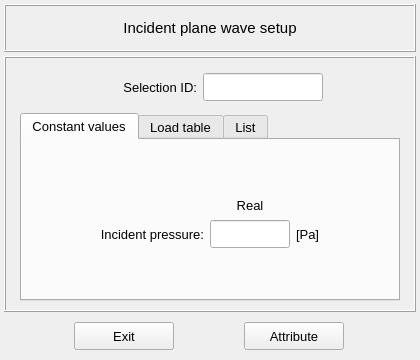
MOPT-UFSC/VIBRA, file vibra/interface/data/ui_files/model/setup/acoustic/incident_plane_wave_inputs.ui: the form before one commit.
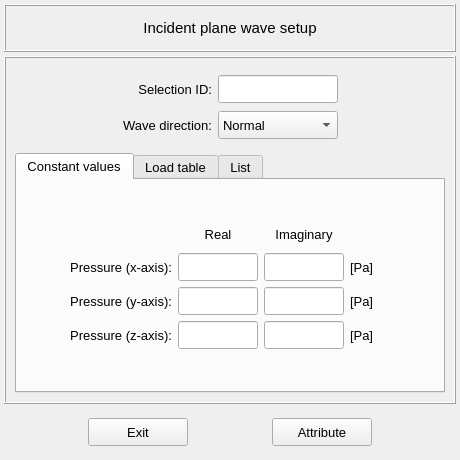
The form after the commit. Icons and pictures are not drawn.

Commit message: Implement the incident plane wave acoustic excitation

```diff
--- a/vibra/interface/data/ui_files/model/setup/acoustic/incident_plane_wave_inputs.ui
+++ b/vibra/interface/data/ui_files/model/setup/acoustic/incident_plane_wave_inputs.ui
@@ -9,8 +9,8 @@
    <rect>
     <x>0</x>
     <y>0</y>
-    <width>420</width>
-    <height>360</height>
+    <width>460</width>
+    <height>460</height>
    </rect>
   </property>
   <property name="sizePolicy">
@@ -27,8 +27,8 @@
   </property>
   <property name="maximumSize">
    <size>
-    <width>420</width>
-    <height>360</height>
+    <width>460</width>
+    <height>460</height>
    </size>
   </property>
   <property name="font">
@@ -73,7 +73,7 @@
      </property>
      <property name="maximumSize">
       <size>
-       <width>420</width>
+       <width>16777215</width>
        <height>480</height>
       </size>
      </property>
@@ -84,147 +84,18 @@
       <enum>QFrame::Raised</enum>
      </property>
      <layout class="QGridLayout" name="gridLayout_4">
-      <item row="0" column="0">
-       <widget class="QFrame" name="frame_4">
-        <property name="minimumSize">
-         <size>
-          <width>360</width>
-          <height>40</height>
-         </size>
-        </property>
-        <property name="maximumSize">
-         <size>
-          <width>380</width>
-          <height>40</height>
-         </size>
-        </property>
-        <property name="frameShape">
-         <enum>QFrame::NoFrame</enum>
-        </property>
-        <property name="frameShadow">
-         <enum>QFrame::Raised</enum>
-        </property>
-        <layout class="QGridLayout" name="gridLayout_5">
-         <property name="leftMargin">
-          <number>2</number>
-         </property>
-         <property name="topMargin">
-          <number>2</number>
-         </property>
-         <property name="rightMargin">
-          <number>2</number>
-         </property>
-         <property name="bottomMargin">
-          <number>2</number>
-         </property>
-         <property name="horizontalSpacing">
-          <number>6</number>
-         </property>
-         <property name="verticalSpacing">
-          <number>2</number>
-         </property>
-         <item row="0" column="1">
-          <widget class="QLabel" name="label_2">
-           <property name="minimumSize">
-            <size>
-             <width>100</width>
-             <height>28</height>
-            </size>
-           </property>
-           <property name="maximumSize">
-            <size>
-             <width>100</width>
-             <height>28</height>
-            </size>
-           </property>
-           <property name="font">
-            <font>
-             <pointsize>10</pointsize>
-            </font>
-           </property>
-           <property name="text">
-            <string>Selection ID:</string>
-           </property>
-           <property name="alignment">
-            <set>Qt::AlignRight|Qt::AlignTrailing|Qt::AlignVCenter</set>
-           </property>
-          </widget>
-         </item>
-         <item row="0" column="2">
-          <widget class="QLineEdit" name="lineEdit_selection_id">
-           <property name="minimumSize">
-            <size>
-             <width>120</width>
-             <height>28</height>
-            </size>
-           </property>
-           <property name="maximumSize">
-            <size>
-             <width>120</width>
-             <height>28</height>
-            </size>
-           </property>
-           <property name="font">
-            <font>
-             <family>MS Shell Dlg 2</family>
-             <pointsize>10</pointsize>
-             <weight>50</weight>
-             <italic>false</italic>
-             <bold>false</bold>
-            </font>
-           </property>
-           <property name="focusPolicy">
-            <enum>Qt::ClickFocus</enum>
-           </property>
-           <property name="styleSheet">
-            <string notr="true"/>
-           </property>
-           <property name="alignment">
-            <set>Qt::AlignCenter</set>
-           </property>
-          </widget>
-         </item>
-         <item row="0" column="3">
-          <spacer name="horizontalSpacer">
-           <property name="orientation">
-            <enum>Qt::Horizontal</enum>
-           </property>
-           <property name="sizeHint" stdset="0">
-            <size>
-             <width>40</width>
-             <height>20</height>
-            </size>
-           </property>
-          </spacer>
-         </item>
-         <item row="0" column="0">
-          <spacer name="horizontalSpacer_2">
-           <property name="orientation">
-            <enum>Qt::Horizontal</enum>
-           </property>
-           <property name="sizeHint" stdset="0">
-            <size>
-             <width>40</width>
-             <height>20</height>
-            </size>
-           </property>
-          </spacer>
-         </item>
-        </layout>
-       </widget>
-      </item>
-      <item row="1" column="0">
+      <item row="2" column="0">
        <widget class="QTabWidget" name="tabWidget_main">
         <property name="minimumSize">
          <size>
           <width>360</width>
-          <height>0</height>
+          <height>240</height>
          </size>
         </property>
         <property name="maximumSize">
          <size>
-          <width>380</width>
-          <height>16777215</height>
+          <width>16777215</width>
+          <height>240</height>
          </size>
         </property>
         <property name="font">
@@ -265,8 +136,8 @@
             </property>
             <property name="maximumSize">
              <size>
-              <width>400</width>
-              <height>160</height>
+              <width>16777215</width>
+              <height>240</height>
              </size>
             </property>
             <property name="font">
@@ -293,118 +164,14 @@
              <property name="bottomMargin">
               <number>0</number>
              </property>
-             <property name="horizontalSpacing">
+             <property name="spacing">
               <number>6</number>
              </property>
-             <property name="verticalSpacing">
-              <number>2</number>
-             </property>
-             <item row="3" column="2">
-              <spacer name="verticalSpacer_2">
-               <property name="orientation">
-                <enum>Qt::Vertical</enum>
-               </property>
-               <property name="sizeHint" stdset="0">
-                <size>
-                 <width>20</width>
-                 <height>40</height>
-                </size>
-               </property>
-              </spacer>
-             </item>
-             <item row="0" column="2">
-              <spacer name="verticalSpacer">
-               <property name="orientation">
-                <enum>Qt::Vertical</enum>
-               </property>
-               <property name="sizeHint" stdset="0">
-                <size>
-                 <width>20</width>
-                 <height>40</height>
-                </size>
-               </property>
-              </spacer>
-             </item>
-             <item row="2" column="1">
-              <widget class="QLabel" name="label_18">
-               <property name="minimumSize">
-                <size>
-                 <width>140</width>
-                 <height>28</height>
-                </size>
-               </property>
-               <property name="maximumSize">
-                <size>
-                 <width>140</width>
-                 <height>28</height>
-                </size>
-               </property>
-               <property name="font">
-                <font>
-                 <family>MS Shell Dlg 2</family>
-                 <pointsize>10</pointsize>
-                 <weight>50</weight>
-                 <italic>false</italic>
-                 <bold>false</bold>
-                </font>
-               </property>
-               <property name="text">
-                <string>Incident pressure:</string>
-               </property>
-               <property name="alignment">
-                <set>Qt::AlignRight|Qt::AlignTrailing|Qt::AlignVCenter</set>
-               </property>
-              </widget>
-             </item>
-             <item row="2" column="2">
-              <widget class="QLineEdit" name="lineEdit_real_value">
-               <property name="minimumSize">
-                <size>
-                 <width>80</width>
-                 <height>28</height>
-                </size>
-               </property>
-               <property name="maximumSize">
-                <size>
-                 <width>80</width>
-                 <height>28</height>
-                </size>
-               </property>
-               <property name="font">
-                <font>
-                 <family>MS Shell Dlg 2</family>
-                 <pointsize>10</pointsize>
-                 <weight>50</weight>
-                 <italic>false</italic>
-                 <bold>false</bold>
-                </font>
-               </property>
-               <property name="styleSheet">
-                <string notr="true"/>
-               </property>
-               <property name="alignment">
-                <set>Qt::AlignCenter</set>
-               </property>
-              </widget>
-             </item>
-             <item row="2" column="0">
-              <spacer name="horizontalSpacer_3">
-               <property name="orientation">
-                <enum>Qt::Horizontal</enum>
-               </property>
-               <property name="sizeHint" stdset="0">
-                <size>
-                 <width>40</width>
-                 <height>20</height>
-                </size>
-               </property>
-              </spacer>
-             </item>
-             <item row="2" column="3">
+             <item row="3" column="4">
               <widget class="QLabel" name="label_21">
                <property name="minimumSize">
                 <size>
-                 <width>60</width>
+                 <width>40</width>
                  <height>28</height>
                 </size>
                </property>
@@ -431,7 +198,7 @@
                </property>
               </widget>
              </item>
-             <item row="1" column="2">
+             <item row="2" column="2">
               <widget class="QLabel" name="label_4">
                <property name="minimumSize">
                 <size>
@@ -462,7 +229,7 @@
                </property>
               </widget>
              </item>
-             <item row="2" column="4">
+             <item row="3" column="5">
               <spacer name="horizontalSpacer_4">
                <property name="orientation">
                 <enum>Qt::Horizontal</enum>
@@ -475,6 +242,417 @@
                </property>
               </spacer>
              </item>
+             <item row="3" column="2">
+              <widget class="QLineEdit" name="lineEdit_real_value_x">
+               <property name="minimumSize">
+                <size>
+                 <width>80</width>
+                 <height>28</height>
+                </size>
+               </property>
+               <property name="maximumSize">
+                <size>
+                 <width>80</width>
+                 <height>28</height>
+                </size>
+               </property>
+               <property name="font">
+                <font>
+                 <family>MS Shell Dlg 2</family>
+                 <pointsize>10</pointsize>
+                 <weight>50</weight>
+                 <italic>false</italic>
+                 <bold>false</bold>
+                </font>
+               </property>
+               <property name="styleSheet">
+                <string notr="true"/>
+               </property>
+               <property name="alignment">
+                <set>Qt::AlignCenter</set>
+               </property>
+              </widget>
+             </item>
+             <item row="3" column="0">
+              <spacer name="horizontalSpacer_3">
+               <property name="orientation">
+                <enum>Qt::Horizontal</enum>
+               </property>
+               <property name="sizeHint" stdset="0">
+                <size>
+                 <width>40</width>
+                 <height>20</height>
+                </size>
+               </property>
+              </spacer>
+             </item>
+             <item row="0" column="2">
+              <spacer name="verticalSpacer">
+               <property name="orientation">
+                <enum>Qt::Vertical</enum>
+               </property>
+               <property name="sizeHint" stdset="0">
+                <size>
+                 <width>20</width>
+                 <height>40</height>
+                </size>
+               </property>
+              </spacer>
+             </item>
+             <item row="6" column="2">
+              <spacer name="verticalSpacer_2">
+               <property name="orientation">
+                <enum>Qt::Vertical</enum>
+               </property>
+               <property name="sizeHint" stdset="0">
+                <size>
+                 <width>20</width>
+                 <height>40</height>
+                </size>
+               </property>
+              </spacer>
+             </item>
+             <item row="3" column="1">
+              <widget class="QLabel" name="label_component_x">
+               <property name="minimumSize">
+                <size>
+                 <width>100</width>
+                 <height>28</height>
+                </size>
+               </property>
+               <property name="maximumSize">
+                <size>
+                 <width>140</width>
+                 <height>28</height>
+                </size>
+               </property>
+               <property name="font">
+                <font>
+                 <family>MS Shell Dlg 2</family>
+                 <pointsize>10</pointsize>
+                 <weight>50</weight>
+                 <italic>false</italic>
+                 <bold>false</bold>
+                </font>
+               </property>
+               <property name="text">
+                <string>Pressure (x-axis):</string>
+               </property>
+               <property name="alignment">
+                <set>Qt::AlignRight|Qt::AlignTrailing|Qt::AlignVCenter</set>
+               </property>
+              </widget>
+             </item>
+             <item row="3" column="3">
+              <widget class="QLineEdit" name="lineEdit_imag_value_x">
+               <property name="minimumSize">
+                <size>
+                 <width>80</width>
+                 <height>28</height>
+                </size>
+               </property>
+               <property name="maximumSize">
+                <size>
+                 <width>80</width>
+                 <height>28</height>
+                </size>
+               </property>
+               <property name="font">
+                <font>
+                 <family>MS Shell Dlg 2</family>
+                 <pointsize>10</pointsize>
+                 <weight>50</weight>
+                 <italic>false</italic>
+                 <bold>false</bold>
+                </font>
+               </property>
+               <property name="styleSheet">
+                <string notr="true"/>
+               </property>
+               <property name="alignment">
+                <set>Qt::AlignCenter</set>
+               </property>
+              </widget>
+             </item>
+             <item row="2" column="3">
+              <widget class="QLabel" name="label_5">
+               <property name="minimumSize">
+                <size>
+                 <width>80</width>
+                 <height>26</height>
+                </size>
+               </property>
+               <property name="maximumSize">
+                <size>
+                 <width>80</width>
+                 <height>26</height>
+                </size>
+               </property>
+               <property name="font">
+                <font>
+                 <family>MS Shell Dlg 2</family>
+                 <pointsize>10</pointsize>
+                 <weight>50</weight>
+                 <italic>false</italic>
+                 <bold>false</bold>
+                </font>
+               </property>
+               <property name="text">
+                <string>Imaginary</string>
+               </property>
+               <property name="alignment">
+                <set>Qt::AlignCenter</set>
+               </property>
+              </widget>
+             </item>
+             <item row="4" column="2">
+              <widget class="QLineEdit" name="lineEdit_real_value_y">
+               <property name="minimumSize">
+                <size>
+                 <width>80</width>
+                 <height>28</height>
+                </size>
+               </property>
+               <property name="maximumSize">
+                <size>
+                 <width>80</width>
+                 <height>28</height>
+                </size>
+               </property>
+               <property name="font">
+                <font>
+                 <family>MS Shell Dlg 2</family>
+                 <pointsize>10</pointsize>
+                 <weight>50</weight>
+                 <italic>false</italic>
+                 <bold>false</bold>
+                </font>
+               </property>
+               <property name="styleSheet">
+                <string notr="true"/>
+               </property>
+               <property name="alignment">
+                <set>Qt::AlignCenter</set>
+               </property>
+              </widget>
+             </item>
+             <item row="4" column="3">
+              <widget class="QLineEdit" name="lineEdit_imag_value_y">
+               <property name="minimumSize">
+                <size>
+                 <width>80</width>
+                 <height>28</height>
+                </size>
+               </property>
+               <property name="maximumSize">
+                <size>
+                 <width>80</width>
+                 <height>28</height>
+                </size>
+               </property>
+               <property name="font">
+                <font>
+                 <family>MS Shell Dlg 2</family>
+                 <pointsize>10</pointsize>
+                 <weight>50</weight>
+                 <italic>false</italic>
+                 <bold>false</bold>
+                </font>
+               </property>
+               <property name="styleSheet">
+                <string notr="true"/>
+               </property>
+               <property name="alignment">
+                <set>Qt::AlignCenter</set>
+               </property>
+              </widget>
+             </item>
+             <item row="4" column="4">
+              <widget class="QLabel" name="label_22">
+               <property name="minimumSize">
+                <size>
+                 <width>40</width>
+                 <height>28</height>
+                </size>
+               </property>
+               <property name="maximumSize">
+                <size>
+                 <width>60</width>
+                 <height>28</height>
+                </size>
+               </property>
+               <property name="font">
+                <font>
+                 <family>MS Shell Dlg 2</family>
+                 <pointsize>10</pointsize>
+                 <weight>50</weight>
+                 <italic>false</italic>
+                 <bold>false</bold>
+                </font>
+               </property>
+               <property name="text">
+                <string>[Pa]</string>
+               </property>
+               <property name="alignment">
+                <set>Qt::AlignLeading|Qt::AlignLeft|Qt::AlignVCenter</set>
+               </property>
+              </widget>
+             </item>
+             <item row="5" column="4">
+              <widget class="QLabel" name="label_24">
+               <property name="minimumSize">
+                <size>
+                 <width>40</width>
+                 <height>28</height>
+                </size>
+               </property>
+               <property name="maximumSize">
+                <size>
+                 <width>60</width>
+                 <height>28</height>
+                </size>
+               </property>
+               <property name="font">
+                <font>
+                 <family>MS Shell Dlg 2</family>
+                 <pointsize>10</pointsize>
+                 <weight>50</weight>
+                 <italic>false</italic>
+                 <bold>false</bold>
+                </font>
+               </property>
+               <property name="text">
+                <string>[Pa]</string>
+               </property>
+               <property name="alignment">
+                <set>Qt::AlignLeading|Qt::AlignLeft|Qt::AlignVCenter</set>
+               </property>
+              </widget>
+             </item>
+             <item row="4" column="1">
+              <widget class="QLabel" name="label_component_y">
+               <property name="minimumSize">
+                <size>
+                 <width>100</width>
+                 <height>28</height>
+                </size>
+               </property>
+               <property name="maximumSize">
+                <size>
+                 <width>140</width>
+                 <height>28</height>
+                </size>
+               </property>
+               <property name="font">
+                <font>
+                 <family>MS Shell Dlg 2</family>
+                 <pointsize>10</pointsize>
+                 <weight>50</weight>
+                 <italic>false</italic>
+                 <bold>false</bold>
+                </font>
+               </property>
+               <property name="text">
+                <string>Pressure (y-axis):</string>
+               </property>
+               <property name="alignment">
+                <set>Qt::AlignRight|Qt::AlignTrailing|Qt::AlignVCenter</set>
+               </property>
+              </widget>
+             </item>
+             <item row="5" column="2">
+              <widget class="QLineEdit" name="lineEdit_real_value_z">
+               <property name="minimumSize">
+                <size>
+                 <width>80</width>
+                 <height>28</height>
+                </size>
+               </property>
+               <property name="maximumSize">
+                <size>
+                 <width>80</width>
+                 <height>28</height>
+                </size>
+               </property>
+               <property name="font">
+                <font>
+                 <family>MS Shell Dlg 2</family>
+                 <pointsize>10</pointsize>
+                 <weight>50</weight>
+                 <italic>false</italic>
+                 <bold>false</bold>
+                </font>
+               </property>
+               <property name="styleSheet">
+                <string notr="true"/>
+               </property>
+               <property name="alignment">
+                <set>Qt::AlignCenter</set>
+               </property>
+              </widget>
+             </item>
+             <item row="5" column="1">
+              <widget class="QLabel" name="label_component_z">
+               <property name="minimumSize">
+                <size>
+                 <width>100</width>
+                 <height>28</height>
+                </size>
+               </property>
+               <property name="maximumSize">
+                <size>
+                 <width>140</width>
+                 <height>28</height>
+                </size>
+               </property>
+               <property name="font">
+                <font>
+                 <family>MS Shell Dlg 2</family>
+                 <pointsize>10</pointsize>
+                 <weight>50</weight>
+                 <italic>false</italic>
+                 <bold>false</bold>
+                </font>
+               </property>
+               <property name="text">
+                <string>Pressure (z-axis):</string>
+               </property>
+               <property name="alignment">
+                <set>Qt::AlignRight|Qt::AlignTrailing|Qt::AlignVCenter</set>
+               </property>
+              </widget>
+             </item>
+             <item row="5" column="3">
+              <widget class="QLineEdit" name="lineEdit_imag_value_z">
+               <property name="minimumSize">
+                <size>
+                 <width>80</width>
+                 <height>28</height>
+                </size>
+               </property>
+               <property name="maximumSize">
+                <size>
+                 <width>80</width>
+                 <height>28</height>
+                </size>
+               </property>
+               <property name="font">
+                <font>
+                 <family>MS Shell Dlg 2</family>
+                 <pointsize>10</pointsize>
+                 <weight>50</weight>
+                 <italic>false</italic>
+                 <bold>false</bold>
+                </font>
+               </property>
+               <property name="styleSheet">
+                <string notr="true"/>
+               </property>
+               <property name="alignment">
+                <set>Qt::AlignCenter</set>
+               </property>
+              </widget>
+             </item>
             </layout>
            </widget>
           </item>
@@ -877,6 +1055,197 @@
         </widget>
        </widget>
       </item>
+      <item row="0" column="0" rowspan="2">
+       <widget class="QFrame" name="frame_4">
+        <property name="minimumSize">
+         <size>
+          <width>360</width>
+          <height>40</height>
+         </size>
+        </property>
+        <property name="maximumSize">
+         <size>
+          <width>16777215</width>
+          <height>80</height>
+         </size>
+        </property>
+        <property name="frameShape">
+         <enum>QFrame::NoFrame</enum>
+        </property>
+        <property name="frameShadow">
+         <enum>QFrame::Raised</enum>
+        </property>
+        <layout class="QGridLayout" name="gridLayout_5">
+         <property name="leftMargin">
+          <number>2</number>
+         </property>
+         <property name="topMargin">
+          <number>2</number>
+         </property>
+         <property name="rightMargin">
+          <number>2</number>
+         </property>
+         <property name="bottomMargin">
+          <number>2</number>
+         </property>
+         <property name="horizontalSpacing">
+          <number>6</number>
+         </property>
+         <property name="verticalSpacing">
+          <number>2</number>
+         </property>
+         <item row="0" column="3">
+          <spacer name="horizontalSpacer">
+           <property name="orientation">
+            <enum>Qt::Horizontal</enum>
+           </property>
+           <property name="sizeHint" stdset="0">
+            <size>
+             <width>40</width>
+             <height>20</height>
+            </size>
+           </property>
+          </spacer>
+         </item>
+         <item row="0" column="0">
+          <spacer name="horizontalSpacer_2">
+           <property name="orientation">
+            <enum>Qt::Horizontal</enum>
+           </property>
+           <property name="sizeHint" stdset="0">
+            <size>
+             <width>40</width>
+             <height>20</height>
+            </size>
+           </property>
+          </spacer>
+         </item>
+         <item row="0" column="1">
+          <widget class="QLabel" name="label_2">
+           <property name="minimumSize">
+            <size>
+             <width>80</width>
+             <height>28</height>
+            </size>
+           </property>
+           <property name="maximumSize">
+            <size>
+             <width>120</width>
+             <height>28</height>
+            </size>
+           </property>
+           <property name="font">
+            <font>
+             <pointsize>10</pointsize>
+            </font>
+           </property>
+           <property name="text">
+            <string>Selection ID:</string>
+           </property>
+           <property name="alignment">
+            <set>Qt::AlignRight|Qt::AlignTrailing|Qt::AlignVCenter</set>
+           </property>
+          </widget>
+         </item>
+         <item row="0" column="2">
+          <widget class="QLineEdit" name="lineEdit_selection_id">
+           <property name="minimumSize">
+            <size>
+             <width>120</width>
+             <height>28</height>
+            </size>
+           </property>
+           <property name="maximumSize">
+            <size>
+             <width>120</width>
+             <height>28</height>
+            </size>
+           </property>
+           <property name="font">
+            <font>
+             <family>MS Shell Dlg 2</family>
+             <pointsize>10</pointsize>
+             <weight>50</weight>
+             <italic>false</italic>
+             <bold>false</bold>
+            </font>
+           </property>
+           <property name="focusPolicy">
+            <enum>Qt::ClickFocus</enum>
+           </property>
+           <property name="styleSheet">
+            <string notr="true"/>
+           </property>
+           <property name="alignment">
+            <set>Qt::AlignCenter</set>
+           </property>
+          </widget>
+         </item>
+         <item row="1" column="1">
+          <widget class="QLabel" name="label_19">
+           <property name="minimumSize">
+            <size>
+             <width>80</width>
+             <height>28</height>
+            </size>
+           </property>
+           <property name="maximumSize">
+            <size>
+             <width>120</width>
+             <height>28</height>
+            </size>
+           </property>
+           <property name="font">
+            <font>
+             <family>MS Shell Dlg 2</family>
+             <pointsize>10</pointsize>
+             <weight>50</weight>
+             <italic>false</italic>
+             <bold>false</bold>
+            </font>
+           </property>
+           <property name="text">
+            <string>Wave direction:</string>
+           </property>
+           <property name="alignment">
+            <set>Qt::AlignRight|Qt::AlignTrailing|Qt::AlignVCenter</set>
+           </property>
+          </widget>
+         </item>
+         <item row="1" column="2">
+          <widget class="QComboBox" name="comboBox_wave_direction">
+           <property name="minimumSize">
+            <size>
+             <width>120</width>
+             <height>28</height>
+            </size>
+           </property>
+           <property name="maximumSize">
+            <size>
+             <width>16777215</width>
+             <height>28</height>
+            </size>
+           </property>
+           <property name="font">
+            <font>
+             <pointsize>10</pointsize>
+            </font>
+           </property>
+           <item>
+            <property name="text">
+             <string>Normal</string>
+            </property>
+           </item>
+           <item>
+            <property name="text">
+             <string>Components</string>
+            </property>
+           </item>
+          </widget>
+         </item>
+        </layout>
+       </widget>
+      </item>
      </layout>
     </widget>
    </item>
@@ -890,7 +1259,7 @@
      </property>
      <property name="maximumSize">
       <size>
-       <width>420</width>
+       <width>16777215</width>
        <height>48</height>
       </size>
      </property>
@@ -949,7 +1318,7 @@
      <property name="minimumSize">
       <size>
        <width>340</width>
-       <height>40</height>
+       <height>48</height>
       </size>
      </property>
      <property name="maximumSize">
```
Left out of the diff: 422 changed lines with no effect on the pictures. The commit also changes 15 other files.
